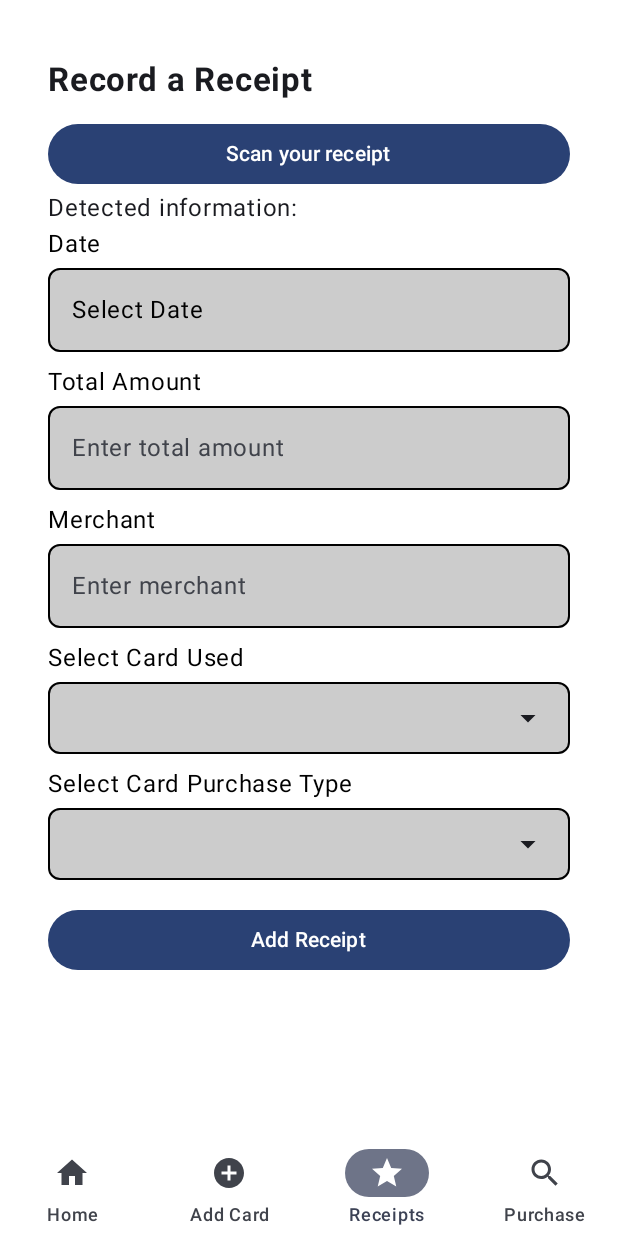
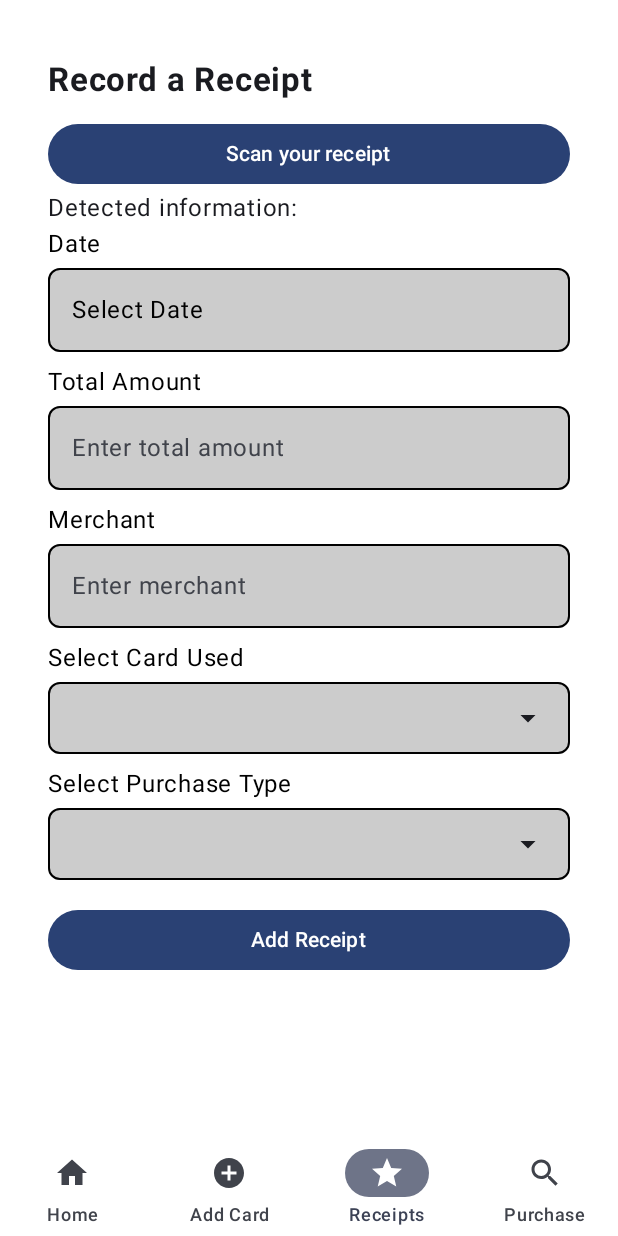
Before and after one commit to LideLinusZhang/CardClarity, an Android app built with Jetpack Compose: the RecordReceiptScreen screen opened through its navigation route, on a phone screen of 412 x 824 dp. Run offline under Robolectric (Android 15) with nearby library versions, the phone set to English and light mode, and no system bars; our stand-ins replace Dagger/Hilt's generated code; 1 statement that could not run was skipped.

Commit message:
fix label

```diff
--- a/app/src/main/java/edu/card/clarity/presentation/recordReceiptScreen/RecordReceiptScreen.kt
+++ b/app/src/main/java/edu/card/clarity/presentation/recordReceiptScreen/RecordReceiptScreen.kt
@@ -144,7 +144,7 @@ fun RecordReceiptScreen(viewModel: RecordReceiptViewModel = hiltViewModel()) {
                     }
                     item {
                         DropdownMenu(
-                            label = "Select Card Purchase Type",
+                            label = "Select Purchase Type",
                             options = PurchaseType.entries.map { it.name },
                             selectedOption = uiState.selectedPurchaseType,
                             onOptionSelected = { viewModel.onPurchaseTypeSelected(PurchaseType.entries[it].name) }
```
